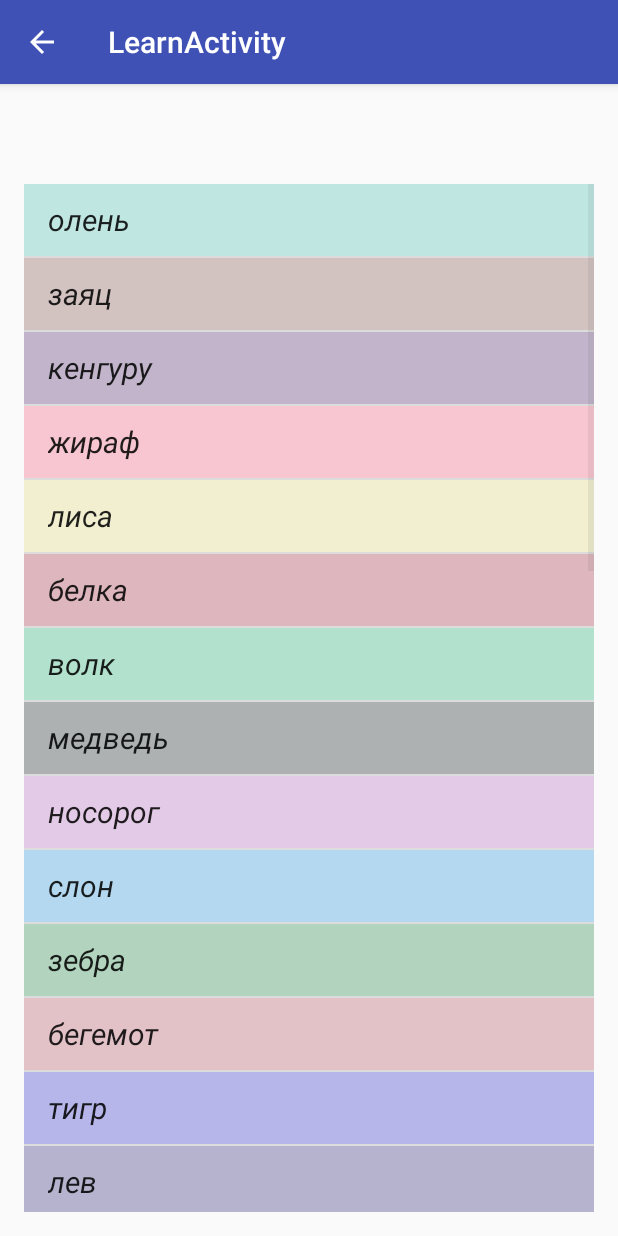
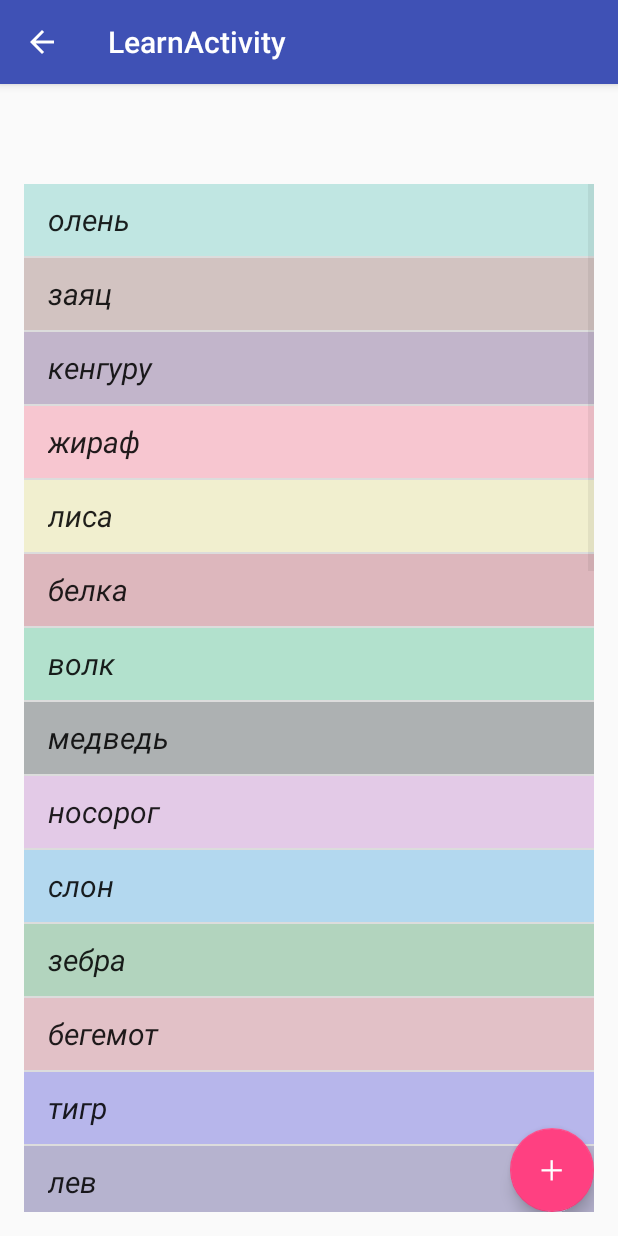
Before and after one commit to AIRAT1/LearnGermanWithNavigationDrawer, an Android app: the LearnActivity screen opened directly, with no data from a screen before it, on a phone screen of 412 x 824 dp. Run offline under Robolectric (Android 15) with nearby library versions, the phone set to English and light mode, and no system bars.

Commit message:
add fab to LearnActivity

```diff
--- a/app/src/main/AndroidManifest.xml
+++ b/app/src/main/AndroidManifest.xml
@@ -15,6 +15,7 @@
             android:theme="@style/AppTheme.NoActionBar">
             <intent-filter>
                 <action android:name="android.intent.action.MAIN" />
+
                 <category android:name="android.intent.category.LAUNCHER" />
             </intent-filter>
         </activity>
@@ -36,7 +37,6 @@
                 android:name="android.support.PARENT_ACTIVITY"
                 android:value=".activity.MainActivity" />
         </activity>
-        <activity android:name=".activity.ParentActivity"></activity>
     </application>
 
 </manifest>
--- a/app/src/main/java/de/android/learngermanwithnavigationdrawer/activity/LearnActivity.java
+++ b/app/src/main/java/de/android/learngermanwithnavigationdrawer/activity/LearnActivity.java
@@ -1,6 +1,8 @@
 package de.android.learngermanwithnavigationdrawer.activity;
 
 import android.os.Bundle;
+import android.support.design.widget.FloatingActionButton;
+import android.support.design.widget.Snackbar;
 import android.view.View;
 import android.widget.AdapterView;
 
@@ -8,7 +10,7 @@ import de.android.learngermanwithnavigationdrawer.adapter.MyArrayAdapter;
 import de.android.learngermanwithnavigationdrawer.R;
 
 public class LearnActivity extends ParentActivity {
-
+    private FloatingActionButton fabAdd;
 
     @Override
     protected void onCreate(Bundle savedInstanceState) {
@@ -17,6 +19,20 @@ public class LearnActivity extends ParentActivity {
         super.firstInit();
         super.readWords();
         pickRandomWords();
+        fabAdd = (FloatingActionButton) findViewById(R.id.fabAdd);
+        fabAdd.setVisibility(View.VISIBLE);
+        fabAdd.setOnClickListener(new View.OnClickListener() {
+            @Override
+            public void onClick(View view) {
+                Snackbar.make(view, R.string.add_a_new_Word, Snackbar.LENGTH_LONG)
+                        .setAction(R.string.yes, new View.OnClickListener() {
+                            @Override
+                            public void onClick(View v) {
+
+                            }
+                        }).show();
+            }
+        });
     }
 
     @Override
@@ -36,4 +52,9 @@ public class LearnActivity extends ParentActivity {
         });
     }
 
+    @Override
+    protected void onPause() {
+        super.onPause();
+        fabAdd.setVisibility(View.GONE);
+    }
 }
--- a/app/src/main/res/layout/main_layout.xml
+++ b/app/src/main/res/layout/main_layout.xml
@@ -34,4 +34,15 @@
         android:id="@+id/scoreTextView"
         android:layout_alignBottom="@+id/questionTextView"
         android:layout_alignParentRight="true"/>
+
+    <android.support.design.widget.FloatingActionButton
+        android:id="@+id/fabAdd"
+        android:layout_width="wrap_content"
+        android:layout_height="wrap_content"
+        android:layout_gravity="bottom|end"
+        android:src="@drawable/ic_action_add"
+        android:layout_alignBottom="@+id/listView"
+        android:layout_alignRight="@+id/listView"
+        android:visibility="gone"
+        android:layout_alignEnd="@+id/listView"/>
 </RelativeLayout>
--- a/app/src/main/res/values/strings.xml
+++ b/app/src/main/res/values/strings.xml
@@ -10,4 +10,7 @@
     <string name="win_text">Победа!</string>
     <string name="lose_text">Позор!</string>
     <string name="score_text">Счёт:</string>
+    <string name="title_activity_to_delete">ToDeleteActivity</string>
+    <string name="add_a_new_Word">Добавить новое слово в словарь</string>
+    <string name="yes">Да</string>
 </resources>
```
Also changed, not shown: app/src/main/res/drawable-hdpi/ic_action_add.png (added), app/src/main/res/drawable-mdpi/ic_action_add.png (added), app/src/main/res/drawable-xhdpi/ic_action_add.png (added), app/src/main/res/drawable-xxhdpi/ic_action_add.png (added), app/src/main/res/drawable-xxxhdpi/ic_action_add.png (added).
